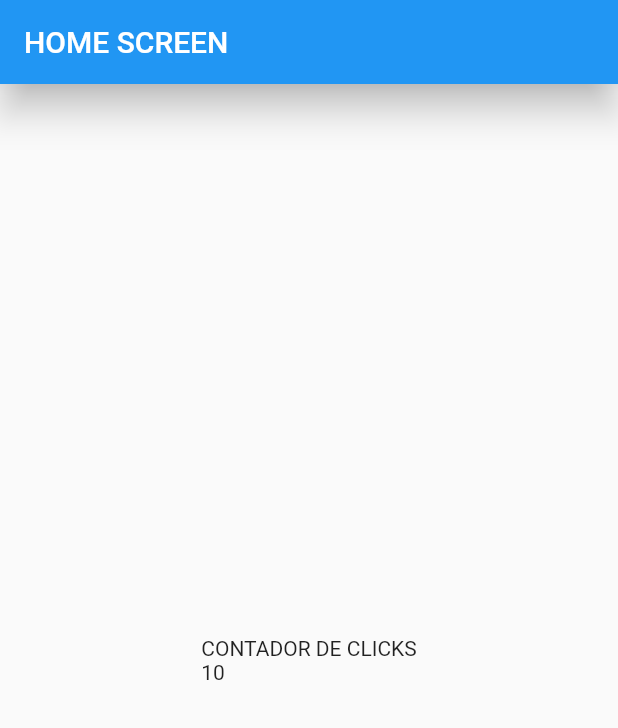
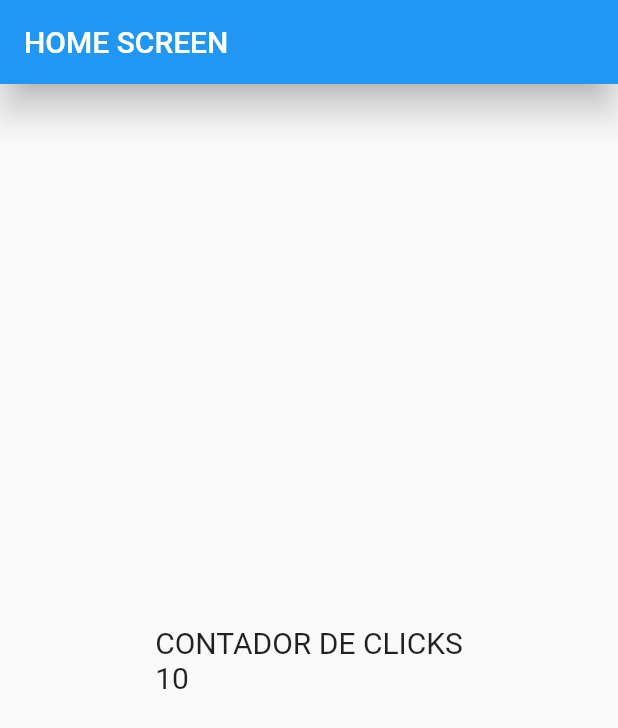
Before and after one commit to luiscg01/proyecto_flutter, a Flutter app: the screen it shows after launch, on a phone screen of 412 x 824 dp. Shown: the top 728 px of the screen. Run offline on Flutter 3.47's test engine with Material 2 defaults, Android fonts, the phone set to English and light mode, and no system bars.

```diff
--- a/lib/screens/home_screen.dart
+++ b/lib/screens/home_screen.dart
@@ -15,8 +15,8 @@ class HomeScreen extends StatelessWidget {
               mainAxisAlignment: MainAxisAlignment.center,
               crossAxisAlignment: CrossAxisAlignment.start,
               children: const <Widget>[
-                Text('CONTADOR DE CLICKS'),
-                Text('10'),
+                Text('CONTADOR DE CLICKS', style: TextStyle(fontSize: 20),),
+                Text('10', style: TextStyle(fontSize: 20)),
               ],
             ),
       ),
```
